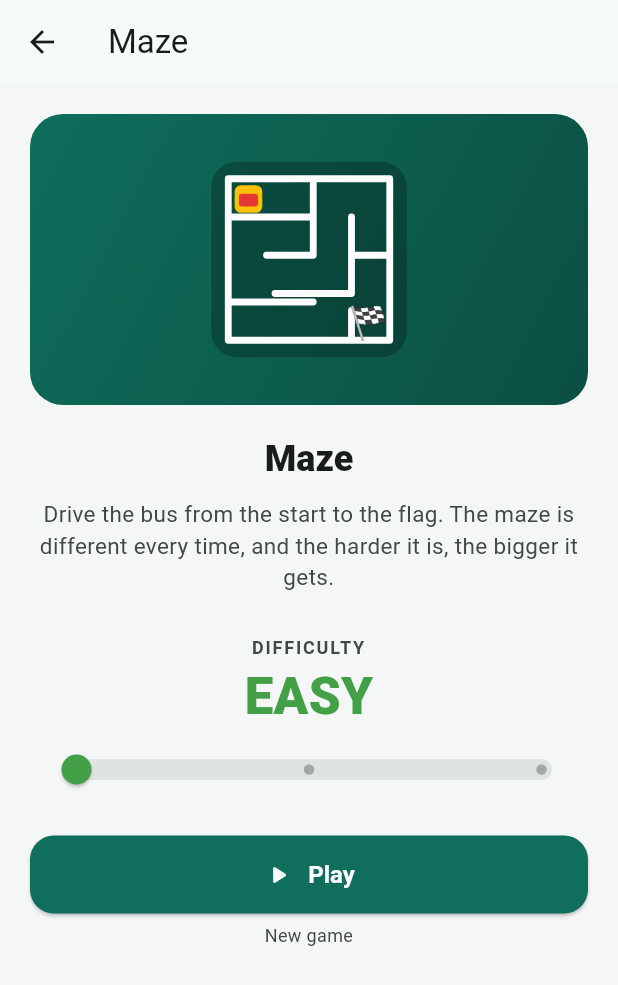
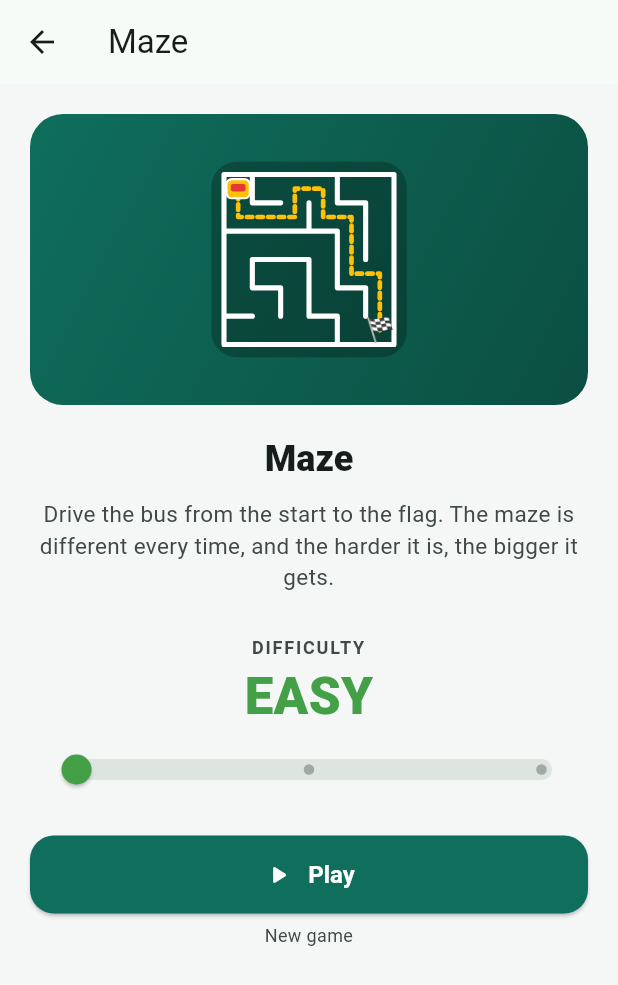
Before and after one commit to Eddi03R/BUS-Tarragona-Reus, a Flutter app: the ArcadeScreen screen opened directly, after a tap on "Maze", on a phone screen of 412 x 824 dp. Shown: the top 985 px of the screen. Run offline on Flutter 3.47's test engine with Material 3 defaults, Android fonts, the phone set to English and light mode, and no system bars; our stand-ins replace firebase_analytics, firebase_core, firebase_crashlytics, geolocator, google_mobile_ads, in_app_purchase and 3 more; missing offline and left inert: dart:js_interop, in_app_purchase_android; accounts and stored records are empty; generated files the repository leaves out were written again; statements that could not run were skipped.

Commit message:
Illustrazioni giochi: labirinto con pareti e percorso, tris con partita credibile
Co-Authored-By: Claude Sonnet 5.5 <noreply@anthropic.com>
Claude-Session: https://claude.ai/code/session_01UV1EzF4wFADnySSv9XwhHf

```diff
--- a/lib/games/game_art.dart
+++ b/lib/games/game_art.dart
@@ -114,22 +114,85 @@ class _ArtPainter extends CustomPainter {
 
   void _maze(Canvas c) {
     _board(c, 0.25);
-    final p = Path()
-      ..moveTo(22, 22)
-      ..lineTo(98, 22)
-      ..lineTo(98, 98)
-      ..lineTo(22, 98)
-      ..close()
-      ..moveTo(22, 40)..lineTo(62, 40)
-      ..moveTo(62, 22)..lineTo(62, 58)..lineTo(40, 58)
-      ..moveTo(80, 40)..lineTo(80, 76)..lineTo(44, 76)
-      ..moveTo(22, 58)..lineTo(22, 80)..lineTo(62, 80)
-      ..moveTo(80, 98)..lineTo(80, 84)
-      ..moveTo(98, 58)..lineTo(80, 58);
-    c.drawPath(p, _stroke(Colors.white, 3.2));
-    _rr(c, 25, 25, 13, 13, 3, _amber);
-    _rr(c, 27, 29, 9, 6, 1.5, _red);
-    _text(c, '🏁', const Offset(88, 90), 15, Colors.white);
+    // Labirinto vero 6x6 (generato con un seme fisso, quindi sempre uguale),
+    // con il percorso tratteggiato dal bus alla bandiera.
+    const n = 6;
+    const x0 = 20.0, cell = 80.0 / n;
+    final rnd = Random(11);
+    final right = List.generate(n, (_) => List.filled(n, true));
+    final down = List.generate(n, (_) => List.filled(n, true));
+    final seen = List.generate(n, (_) => List.filled(n, false));
+    final stack = <(int, int)>[(0, 0)];
+    seen[0][0] = true;
+    while (stack.isNotEmpty) {
+      final (r, col) = stack.last;
+      final next = <(int, int)>[
+        if (r > 0 && !seen[r - 1][col]) (r - 1, col),
+        if (r < n - 1 && !seen[r + 1][col]) (r + 1, col),
+        if (col > 0 && !seen[r][col - 1]) (r, col - 1),
+        if (col < n - 1 && !seen[r][col + 1]) (r, col + 1),
+      ];
+      if (next.isEmpty) {
+        stack.removeLast();
+        continue;
+      }
+      final (nr, nc) = next[rnd.nextInt(next.length)];
+      if (nr == r - 1) down[nr][nc] = false;
+      if (nr == r + 1) down[r][col] = false;
+      if (nc == col - 1) right[nr][nc] = false;
+      if (nc == col + 1) right[r][col] = false;
+      seen[nr][nc] = true;
+      stack.add((nr, nc));
+    }
+    // Soluzione (BFS) da (0,0) a (n-1,n-1).
+    final prev = <int, int>{0: -1};
+    final queue = <int>[0];
+    for (var i = 0; i < queue.length; i++) {
+      final cur = queue[i];
+      final r = cur ~/ n, col = cur % n;
+      void go(int nr, int nc, bool open) {
+        final id = nr * n + nc;
+        if (open && !prev.containsKey(id)) {
+          prev[id] = cur;
+          queue.add(id);
+        }
+      }
+      if (r > 0) go(r - 1, col, !down[r - 1][col]);
+      if (r < n - 1) go(r + 1, col, !down[r][col]);
+      if (col > 0) go(r, col - 1, !right[r][col - 1]);
+      if (col < n - 1) go(r, col + 1, !right[r][col]);
+    }
+    Offset center(int id) =>
+        Offset(x0 + (id % n + 0.5) * cell, x0 + (id ~/ n + 0.5) * cell);
+    final path = Path();
+    for (var id = n * n - 1; id != -1; id = prev[id]!) {
+      final o = center(id);
+      id == n * n - 1 ? path.moveTo(o.dx, o.dy) : path.lineTo(o.dx, o.dy);
+    }
+    for (final m in path.computeMetrics()) {
+      for (var d = 0.0; d < m.length; d += 5) {
+        c.drawPath(m.extractPath(d, min(d + 2.6, m.length)), _stroke(_amber, 2.2));
+      }
+    }
+    // Pareti.
+    final walls = Path()..addRect(const Rect.fromLTWH(x0, x0, 80, 80));
+    for (var r = 0; r < n; r++) {
+      for (var col = 0; col < n; col++) {
+        final x = x0 + col * cell, y = x0 + r * cell;
+        if (col < n - 1 && right[r][col]) {
+          walls..moveTo(x + cell, y)..lineTo(x + cell, y + cell);
+        }
+        if (r < n - 1 && down[r][col]) {
+          walls..moveTo(x, y + cell)..lineTo(x + cell, y + cell);
+        }
+      }
+    }
+    c.drawPath(walls, _stroke(Colors.white, 2.4));
+    // Partenza (bus) e arrivo (bandiera).
+    final s0 = center(0);
+    _rr(c, s0.dx - 5.5, s0.dy - 4.5, 11, 9, 2.5, _amber, border: Colors.white, bw: 1);
+    _rr(c, s0.dx - 3.5, s0.dy - 2.2, 7, 3.5, 1, _red);
+    _text(c, '🏁', center(n * n - 1), 11, Colors.white);
   }
 
   void _battleship(Canvas c) {
@@ -156,19 +219,26 @@ class _ArtPainter extends CustomPainter {
   }
 
   void _ttt(Canvas c) {
-    _rr(c, 18, 18, 84, 84, 12, Colors.black.withOpacity(0.2));
-    final l = _stroke(Colors.white, 3.5);
-    c.drawLine(const Offset(46, 24), const Offset(46, 96), l);
-    c.drawLine(const Offset(74, 24), const Offset(74, 96), l);
-    c.drawLine(const Offset(24, 46), const Offset(96, 46), l);
-    c.drawLine(const Offset(24, 74), const Offset(96, 74), l);
-    final x = _stroke(_amber, 4);
-    for (final o in const [Offset(29, 29), Offset(77, 29), Offset(29, 77), Offset(77, 77)]) {
-      c.drawLine(o, o + const Offset(12, 12), x);
-      c.drawLine(o + const Offset(12, 0), o + const Offset(0, 12), x);
+    // Partita finita: la X vince in diagonale, la O ha riempito altre caselle.
+    // Griglia 3x3 con caselle da 26 (da 21 a 99): centri 34, 60, 86.
+    _board(c, 0.2);
+    final l = _stroke(Colors.white.withOpacity(0.85), 3);
+    c.drawLine(const Offset(47, 24), const Offset(47, 96), l);
+    c.drawLine(const Offset(73, 24), const Offset(73, 96), l);
+    c.drawLine(const Offset(24, 47), const Offset(96, 47), l);
+    c.drawLine(const Offset(24, 73), const Offset(96, 73), l);
+    const centers = [34.0, 60.0, 86.0];
+    final x = _stroke(_amber, 4.5);
+    final o = _stroke(Colors.white, 4.5);
+    for (final i in [0, 1, 2]) {
+      final cx = centers[i], cy = centers[i];
+      c.drawLine(Offset(cx - 7, cy - 7), Offset(cx + 7, cy + 7), x);
+      c.drawLine(Offset(cx + 7, cy - 7), Offset(cx - 7, cy + 7), x);
     }
-    c.drawCircle(const Offset(60, 60), 8, _stroke(Colors.white, 4));
-    c.drawLine(const Offset(26, 26), const Offset(94, 94), _stroke(_red, 5));
+    for (final (col, row) in const [(1, 0), (0, 1), (1, 2)]) {
+      c.drawCircle(Offset(centers[col], centers[row]), 7.5, o);
+    }
+    c.drawLine(const Offset(26, 26), const Offset(94, 94), _stroke(_red, 4));
   }
 
   void _blocks(Canvas c) {
```
